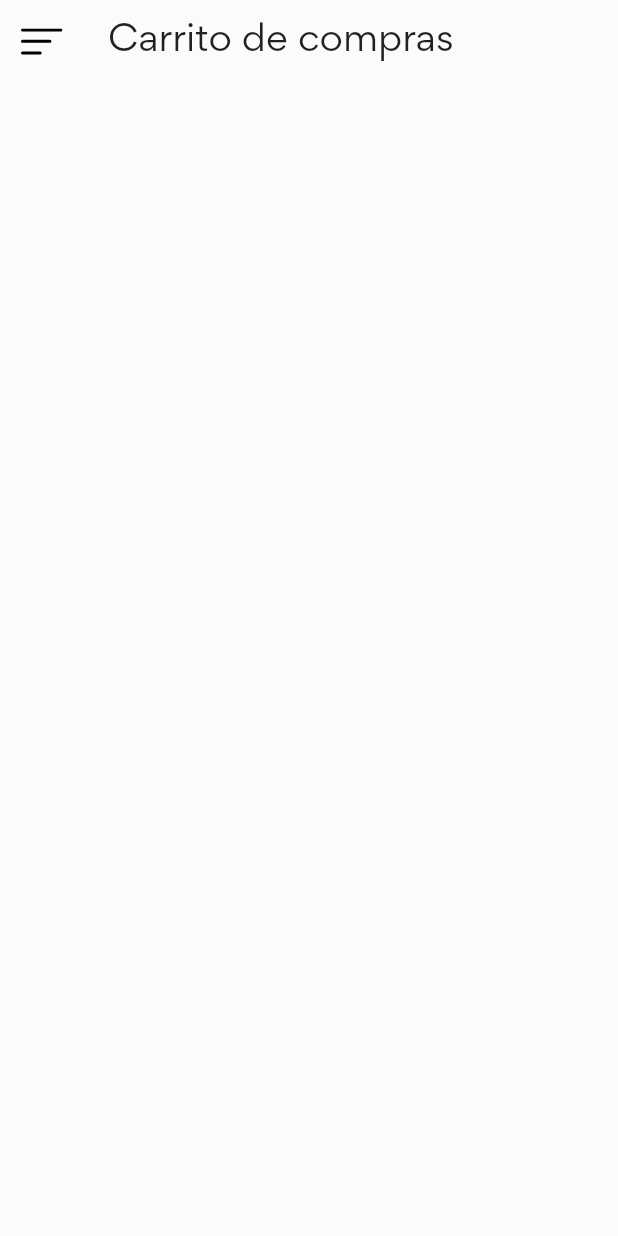
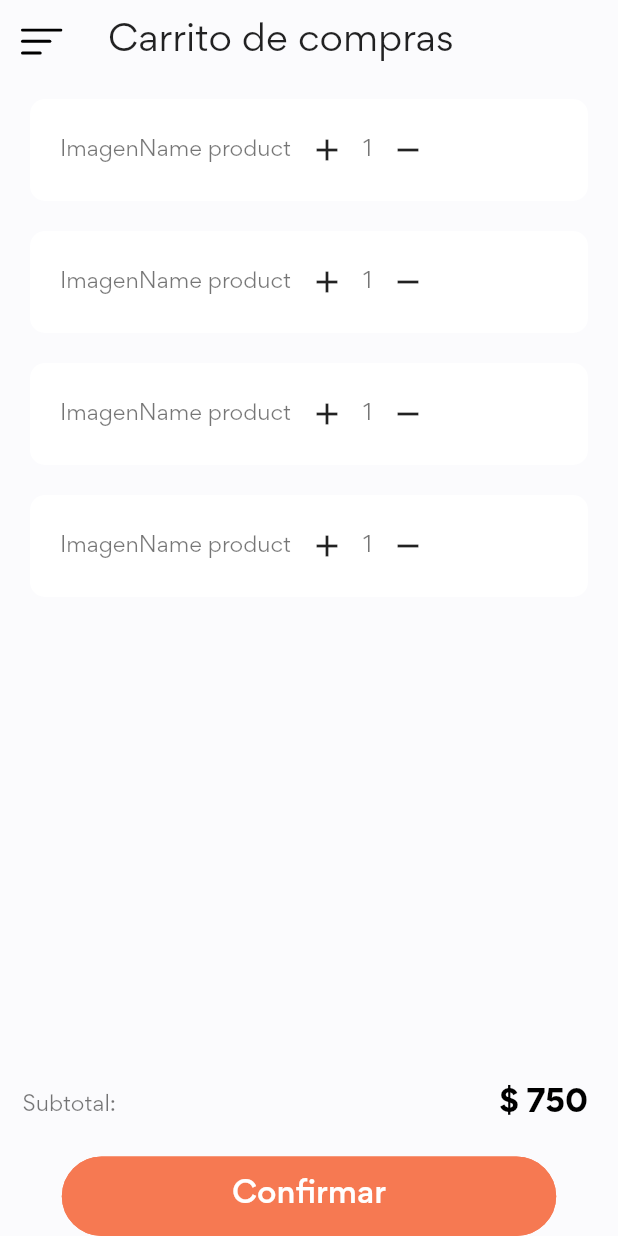
Before and after one commit to stivengm/ShopApp, a Flutter app: the CartView screen opened directly, on a phone screen of 412 x 824 dp. Run offline on Flutter 3.47's test engine with Material 2 defaults, Android fonts, the phone set to English and light mode, and no system bars; our stand-ins replace bloc, flutter_bloc, flutter_svg, flutter_zoom_drawer.

Commit message:
Ajuste de pantalla cart.

```diff
--- a/lib/gui/views/cart_view/cart_view.dart
+++ b/lib/gui/views/cart_view/cart_view.dart
@@ -1,21 +1,107 @@
 import 'package:flutter/material.dart';
 import 'package:flutter_svg/flutter_svg.dart';
 import 'package:flutter_zoom_drawer/flutter_zoom_drawer.dart';
+import 'package:shop_app/constants.dart';
+import 'package:shop_app/gui/widgets/primary_button.dart';
 
 class CartView extends StatelessWidget {
   const CartView({ Key? key }) : super(key: key);
 
+
   @override
   Widget build(BuildContext context) {
-    return Scaffold(
-      appBar: AppBar(
-        title: Text('Carrito de compras', style: Theme.of(context).textTheme.headline5),
-        leading: IconButton(
-          icon: SvgPicture.asset("assets/icons/menu.svg"),
-          onPressed: () => ZoomDrawer.of(context)!.toggle(),
+    Size size = MediaQuery.of(context).size;
+    return Container(
+      color: bgColor,
+      child: SafeArea(
+        top: false,
+        child: Scaffold(
+          appBar: AppBar(
+            title: Text('Carrito de compras', style: Theme.of(context).textTheme.headline5),
+            leading: IconButton(
+              icon: SvgPicture.asset("assets/icons/menu.svg"),
+              onPressed: () => ZoomDrawer.of(context)!.toggle(),
+            ),
+          ),
+          body: Column(
+            children: [
+              Expanded(
+                child: Column(
+                  children: [
+                    _itemCart(),
+                    _itemCart(),
+                    _itemCart(),
+                    _itemCart(),
+                  ],
+                ),
+              ),
+              Padding(
+                padding: const EdgeInsets.symmetric(horizontal: 15.0),
+                child: Row(
+                  mainAxisAlignment: MainAxisAlignment.spaceBetween,
+                  children: [
+                    const Text('Subtotal: '),
+                    Text('\$ 750 ', style: Theme.of(context).textTheme.headline6!.copyWith(fontWeight: FontWeight.w700, color: blackColor),),
+                  ],
+                ),
+              ),
+              const SizedBox(height: 20.0),
+              SizedBox(
+                width: size.width * .8,
+                child: PrimaryButton(
+                  text: 'Confirmar',
+                  onPressed: () {}
+                ),
+              )
+            ],
+          ),
         ),
       ),
-      body: Container(),
     );
   }
+
+  Widget _itemCart() {
+    return Container(
+      decoration: BoxDecoration(
+        color: whiteColor,
+        borderRadius: BorderRadius.circular(10.0)
+      ),
+      padding: const EdgeInsets.symmetric(horizontal: 20.0, vertical: 10.0),
+      margin: const EdgeInsets.symmetric(horizontal: 20.0, vertical: 10.0),
+      child: Row(
+        children: [
+          const Text('Imagen'),
+          Expanded(
+            child: Row(
+              children: [
+                const Text('Name product'),
+                _actions()
+              ],
+            ),
+          )
+        ],
+      ),
+    );
+  }
+
+  Widget _actions() {
+    return Row(
+      children: [
+        IconButton(
+          icon: const Icon(
+            Icons.add
+          ),
+          onPressed: () {},
+        ),
+        const Text('1'),
+        IconButton(
+          icon: const Icon(
+            Icons.remove
+          ),
+          onPressed: () {},
+        ),
+      ],
+    );
+  }
+
 }
--- /dev/null
+++ b/lib/gui/views/cart_view/cart_view_store.dart
@@ -0,0 +1,18 @@
+
+class StoreCartView {
+
+  List cart = [
+    {
+      'image': 'imagen',
+      'name': 'Camisa',
+      'price': 250,
+      'cantidad': 1,
+      'precioTotal': 250
+    }
+  ];
+
+  static final StoreCartView _singleton = StoreCartView._();
+  factory StoreCartView() => _singleton;
+  StoreCartView._();
+
+}
```
